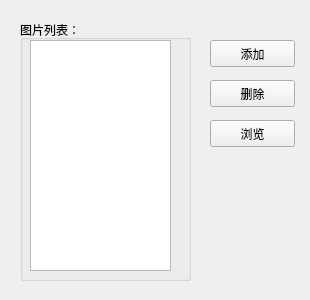
Qt form imagecollection.ui (herow/youxuan) before a commit.
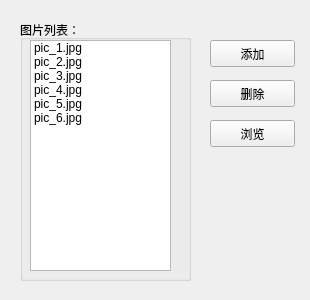
The same form after that commit.

Diff of the .ui file:
```diff
--- a/imagecollection.ui
+++ b/imagecollection.ui
@@ -43,6 +43,36 @@
       <height>231</height>
      </rect>
     </property>
+    <item>
+     <property name="text">
+      <string>pic_1.jpg</string>
+     </property>
+    </item>
+    <item>
+     <property name="text">
+      <string>pic_2.jpg</string>
+     </property>
+    </item>
+    <item>
+     <property name="text">
+      <string>pic_3.jpg</string>
+     </property>
+    </item>
+    <item>
+     <property name="text">
+      <string>pic_4.jpg</string>
+     </property>
+    </item>
+    <item>
+     <property name="text">
+      <string>pic_5.jpg</string>
+     </property>
+    </item>
+    <item>
+     <property name="text">
+      <string>pic_6.jpg</string>
+     </property>
+    </item>
    </widget>
   </widget>
   <widget class="QPushButton" name="pushButton">
```
